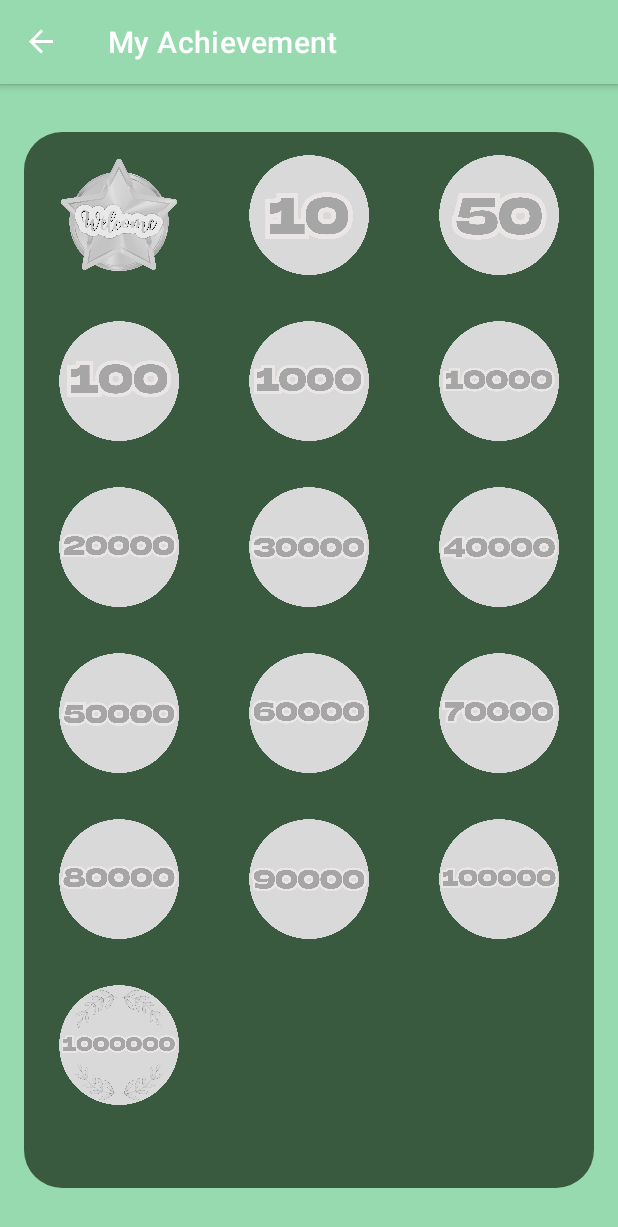
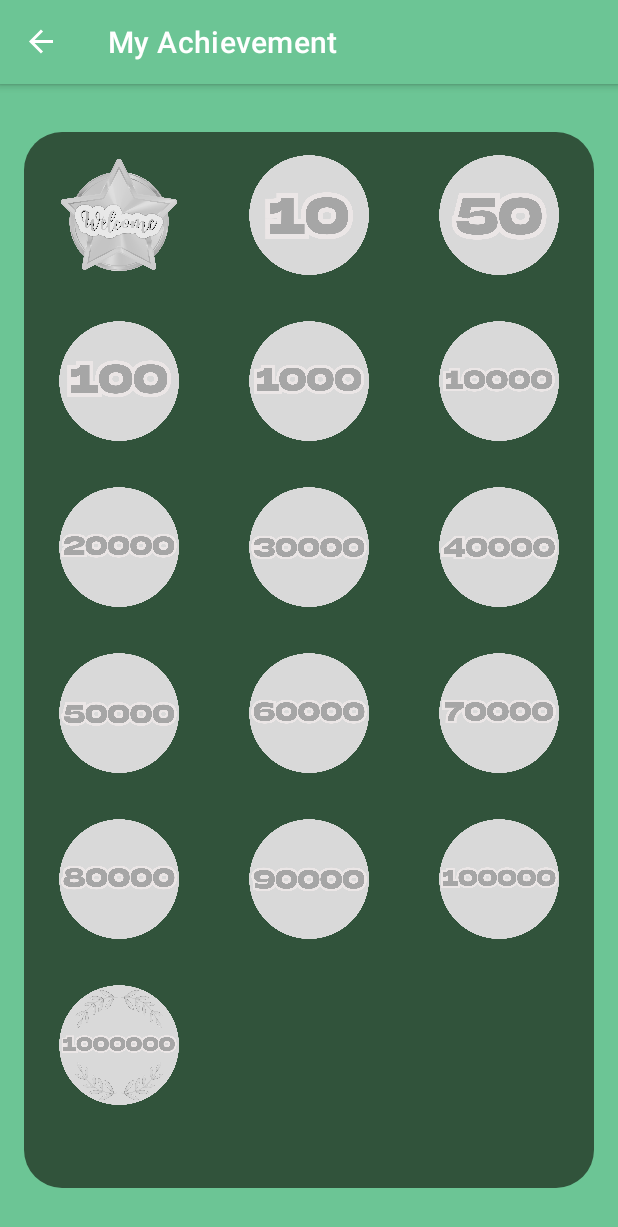
Before and after one commit to RezonHaGun/Foodlergic_Gamification_UI-UX_Kotlin, an Android app: the AchievementFragment screen opened through its navigation route, on a phone screen of 412 x 824 dp. Shown: the top 1227 px of the screen. Run offline under Robolectric (Android 15) with nearby library versions, the phone set to English and light mode, and no system bars; our stand-ins replace Dagger/Hilt's generated code, Firebase (no records; nobody signed in at launch, a user with empty details on screens opened directly), navigation-ui; 1 statement that could not run was skipped.

Commit message:
ini revisi

```diff
--- a/app/src/main/res/layout/item_leaderboard_top3.xml
+++ b/app/src/main/res/layout/item_leaderboard_top3.xml
@@ -31,7 +31,7 @@
             android:id="@+id/GenderProfile"
             android:layout_width="50dp"
             android:layout_height="50dp"
-            android:src="@drawable/logo"
+            android:src="@drawable/female"
             android:layout_marginStart="8dp"
             android:layout_marginEnd="8dp"
             app:layout_constraintTop_toTopOf="parent"
--- a/app/src/main/res/values/colors.xml
+++ b/app/src/main/res/values/colors.xml
@@ -13,14 +13,14 @@
 
     <color name="custom_color_primary">#8F9900</color>
     <color name="custom_color_secondary">#EEE300</color>
-    <color name="custom_color_secondary_light">#3A5A40</color>
+    <color name="custom_color_secondary_light">#31533B</color>
     <color name="custom_color_background"></color>
     <color name="custom_color_text_primary"></color>
     <color name="custom_color_text_secondary"></color>
 
 
     <!-- Primary Colors -->
-    <color name="color_primary">#97DAAF</color>
+    <color name="color_primary">#6CC595</color>
     <color name="color_button">#F19A3E</color>
     <color name="color_primary_light">#E6F7C7</color>
     <color name="color_primary_dark">#88C235</color>
```
